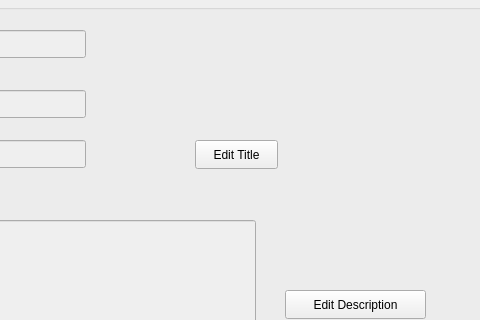
Before: the Qt Designer form news.ui in Kero-83/NewManagementSystem, drawn with Qt 5; both pictures show x 205 to 685 and y 0 to 320 of the 814 by 650 pixel window.
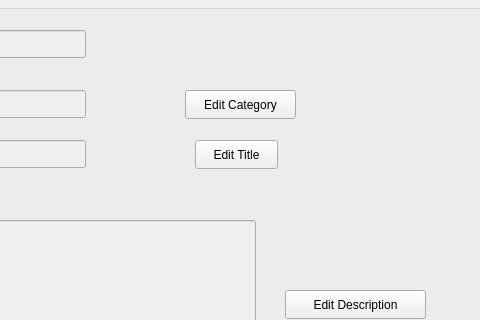
After: the same form once the commit is applied.

Commit message: Edit Admin & Login

The edit to the form file:
```diff
--- a/news.ui
+++ b/news.ui
@@ -244,6 +244,19 @@
       <string>Edit Rate</string>
      </property>
     </widget>
+    <widget class="QPushButton" name="pushButton_editCategory">
+     <property name="geometry">
+      <rect>
+       <x>380</x>
+       <y>100</y>
+       <width>111</width>
+       <height>29</height>
+      </rect>
+     </property>
+     <property name="text">
+      <string>Edit Category</string>
+     </property>
+    </widget>
    </widget>
   </widget>
   <widget class="QMenuBar" name="menubar">
```
The commit also changes 3554 other files.
